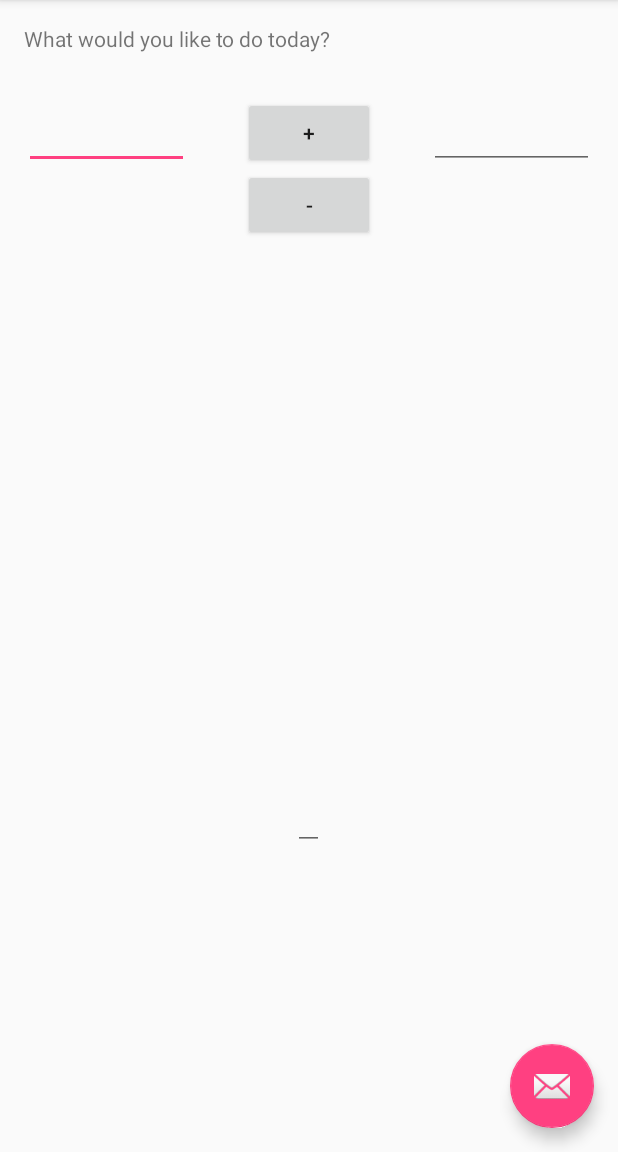
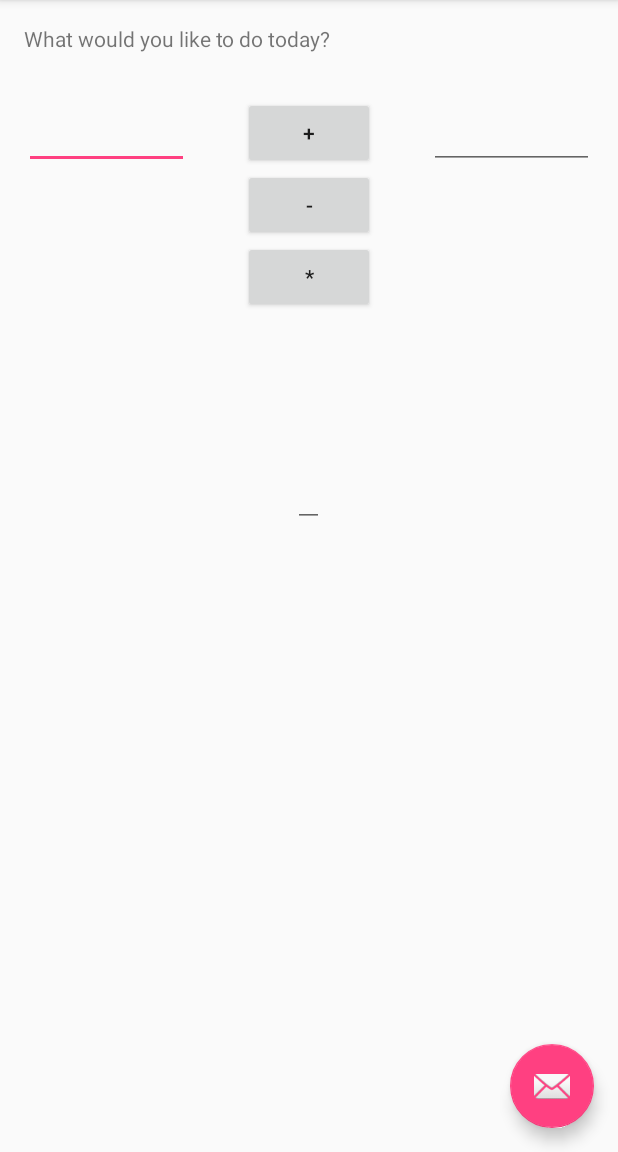
Before and after one commit to hongbo-niu/HWProject, an Android app: the screen it shows after launch (MyActivity), on a phone screen of 412 x 824 dp, the part 84-1236 px from its top. Run offline under Robolectric (Android 15) with nearby library versions, the phone set to English and light mode, and no system bars.

Commit message:
multiply button implemented in branch "multiply"

```diff
--- a/app/src/main/res/layout/content_my.xml
+++ b/app/src/main/res/layout/content_my.xml
@@ -49,9 +49,9 @@
         android:layout_width="wrap_content"
         android:layout_height="wrap_content"
         android:id="@+id/editText3"
-        android:layout_alignParentBottom="true"
+        android:layout_below="@+id/bt_multiply"
         android:layout_centerHorizontal="true"
-        android:layout_marginBottom="185dp" />
+        android:layout_marginTop="97dp" />
 
     <Button
         android:layout_width="wrap_content"
@@ -61,4 +61,13 @@
         android:layout_below="@+id/bt_plus"
         android:layout_centerHorizontal="true"
         android:onClick="subtract"/>
+
+    <Button
+        android:layout_width="wrap_content"
+        android:layout_height="wrap_content"
+        android:text="*"
+        android:id="@+id/bt_multiply"
+        android:layout_below="@+id/button"
+        android:layout_centerHorizontal="true"
+        android:onClick="multiply"/>
 </RelativeLayout>
```
Also changed, not shown: app/src/main/java/com/practice/f4/hwproject/MyActivity.java (+11 -4 lines), 1 other file.
